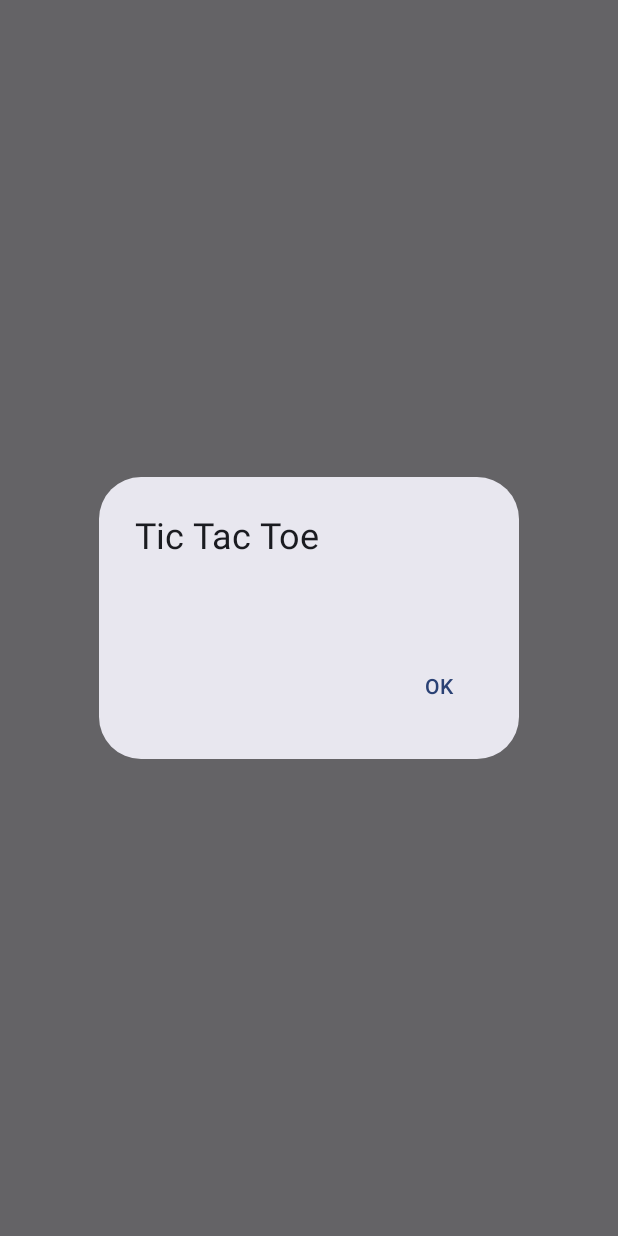
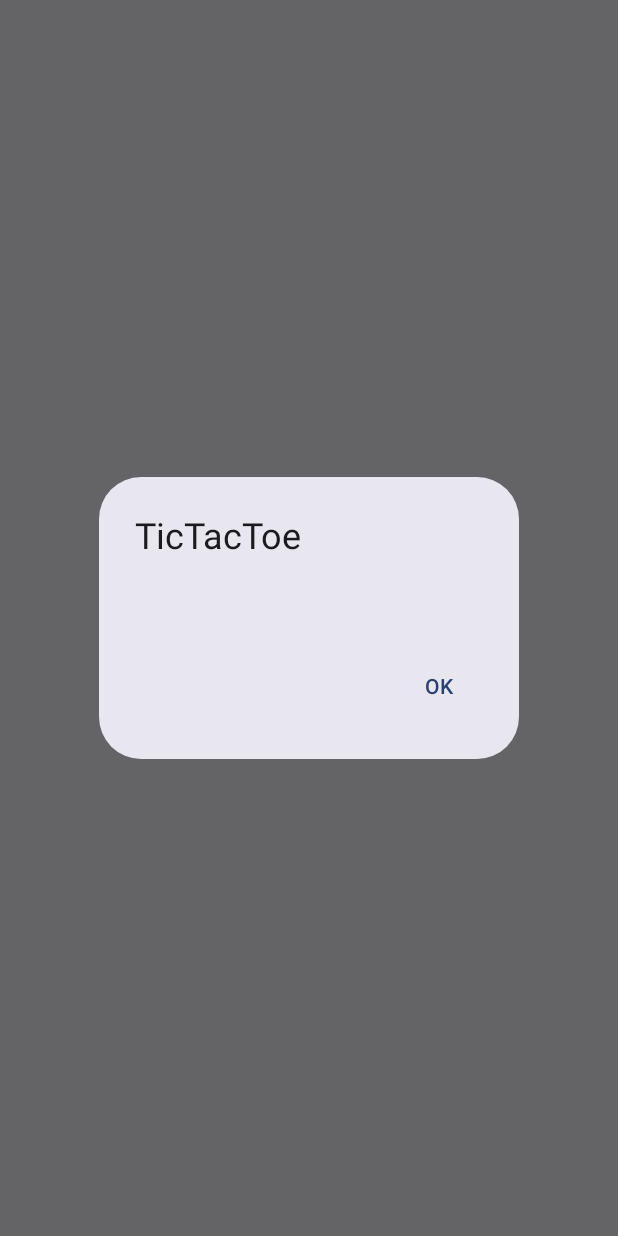
Before and after one commit to 2025-DEV2-010/Tic-Tac-Toe, an Android app built with Jetpack Compose: the composable ShowAlertDialog called with empty values, on a phone screen of 412 x 824 dp. Run offline under Robolectric (Android 15) with nearby library versions, the phone set to English and light mode, and no system bars.

Commit message:
refactor: replace hard-coded strings with string value

```diff
--- a/app/src/main/java/com/kata/tictactoe/presentation/GameBoardScreen.kt
+++ b/app/src/main/java/com/kata/tictactoe/presentation/GameBoardScreen.kt
@@ -68,7 +68,7 @@ fun GameBoardScreen(
             onClick = {
                 viewModel.resetGame()
             }) {
-            Text("Reset Game")
+            Text(text = stringResource(R.string.reset_game))
         }
 
         if (gameProgressState.gameOutComeStatus == GameOutcome.WIN) {
--- a/app/src/main/java/com/kata/tictactoe/presentation/ShowAlertDialog.kt
+++ b/app/src/main/java/com/kata/tictactoe/presentation/ShowAlertDialog.kt
@@ -9,6 +9,8 @@ import androidx.compose.material3.TextButton
 import androidx.compose.runtime.Composable
 import androidx.compose.ui.Alignment
 import androidx.compose.ui.Modifier
+import androidx.compose.ui.res.stringResource
+import com.kata.tictactoe.R
 
 @Composable
 fun ShowAlertDialog(msg: String, onClick: () -> Unit) {
@@ -22,7 +24,7 @@ fun ShowAlertDialog(msg: String, onClick: () -> Unit) {
                 onClick.invoke()
             },
             title = {
-                Text(text = "Tic Tac Toe")
+                Text(text = stringResource(R.string.app_name))
             },
             text = {
                 Text(msg)
--- a/app/src/main/res/values/strings.xml
+++ b/app/src/main/res/values/strings.xml
@@ -4,6 +4,7 @@
     <string name="move_playerX">Player X</string>
     <string name="move_playerY">Player O</string>
     <string name="move_invalid">Invalid Move</string>
+    <string name="reset_game">Reset Game</string>
     <string name="win_msg">Hey Player %1$s congratulations, you\'ve won the Game</string>
     <string name="game_draw">Oops, game drawn!!</string>
 </resources>
```
